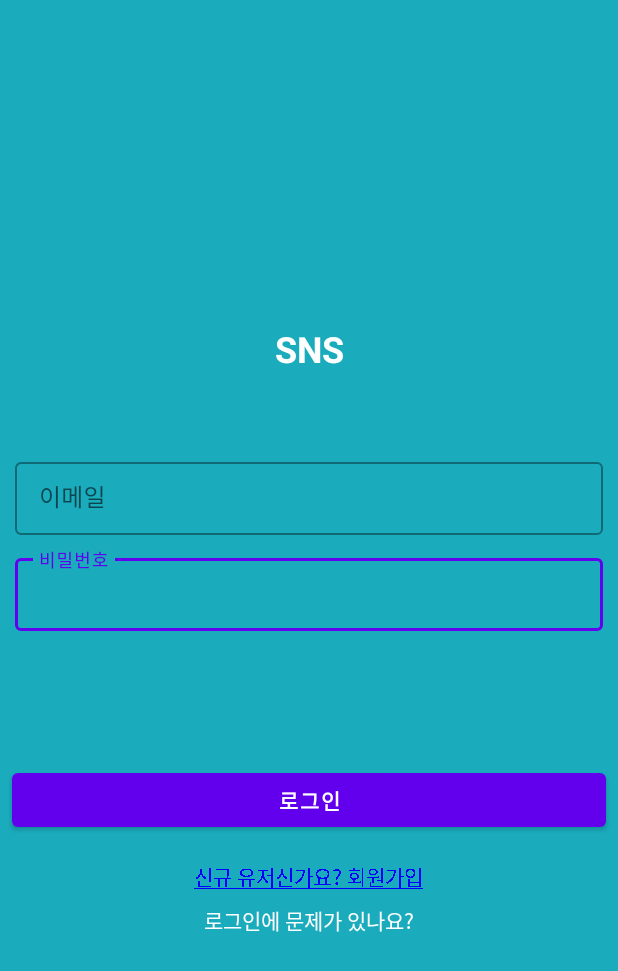
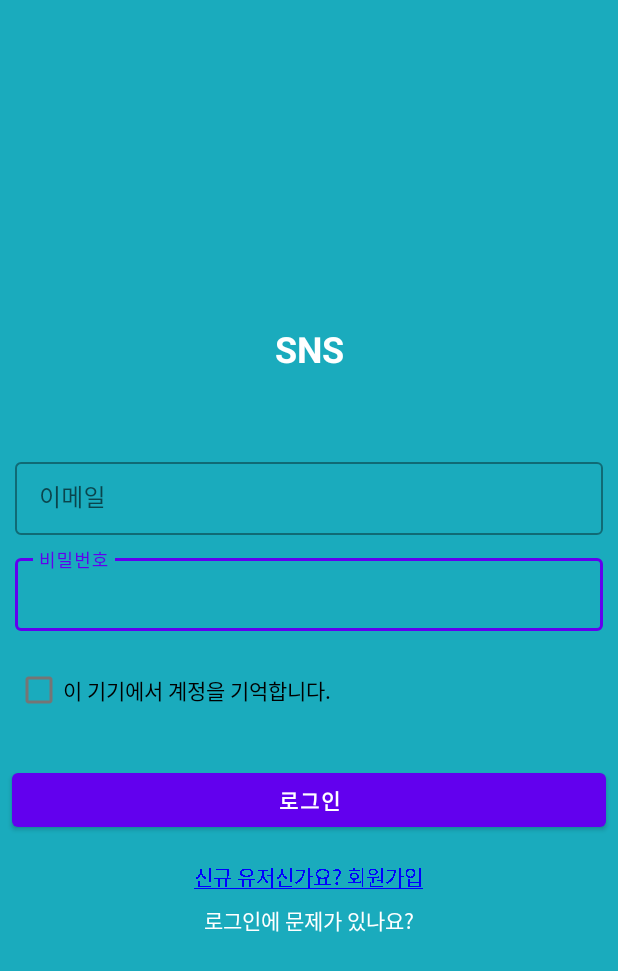
Before and after one commit to DGSWDongHyun/SNS_Project, an Android app: the screen it shows after launch (RegisterActivity), on a phone screen of 412 x 824 dp. Shown: the top 971 px of the screen. Run offline under Robolectric (Android 15) with nearby library versions, the phone set to English and light mode, and no system bars; our stand-ins replace Firebase (no records; nobody signed in at launch, a user with empty details on screens opened directly), navigation-ui; libraries missing offline, so code that uses them is left out: com.github.mikephil.charting; 2 statements that could not run were skipped.

Commit message:
[MODIFY] done in 1st class.

```diff
--- /dev/null
+++ b/P/app/src/main/java/com/project/sns/data/user/User.kt
@@ -0,0 +1,3 @@
+package com.project.sns.data.user
+
+data class User(var userName : String ?= null, var userEmail : String ?= null)
--- a/P/app/src/main/java/com/project/sns/data/write/PostData.kt
+++ b/P/app/src/main/java/com/project/sns/data/write/PostData.kt
@@ -1,4 +1,5 @@
 package com.project.sns.data.write
 
 
-data class PostData(val title : String = "", val content : String = "", var image_url : String?= "", val dateTime : Long = 0, val genre : String ?= null, var viewType : Int = 0)
+data class PostData(val title : String = "", val content : String = "", var image_url : String?= "", val dateTime : Long = 0,
+                    val genre : String ?= null, var viewType : Int = 0, var UserName : String ?= null)
--- a/P/app/src/main/res/layout/fragment_sign_in.xml
+++ b/P/app/src/main/res/layout/fragment_sign_in.xml
@@ -122,4 +122,16 @@
         app:layout_constraintTop_toBottomOf="@+id/loginButton"
         app:layout_constraintVertical_bias="0.185" />
 
+    <CheckBox
+        android:id="@+id/checkBox"
+        android:layout_width="wrap_content"
+        android:layout_height="wrap_content"
+        android:text="이 기기에서 계정을 기억합니다."
+        app:layout_constraintBottom_toTopOf="@+id/loginButton"
+        app:layout_constraintEnd_toEndOf="parent"
+        app:layout_constraintHorizontal_bias="0.05"
+        app:layout_constraintStart_toStartOf="parent"
+        app:layout_constraintTop_toBottomOf="@+id/textInputLayout2"
+        app:layout_constraintVertical_bias="0.37" />
+
 </androidx.constraintlayout.widget.ConstraintLayout>
```
Also changed, not shown: P/app/src/main/java/com/project/sns/ui/activities/register/ui/register/SignUpFragment.kt (+15 -1 lines), P/app/src/main/java/com/project/sns/ui/activities/write/WriteActivity.kt (+41 -14 lines), P/app/src/main/res/layout/fragment_sign_up.xml (+30 -5 lines).
